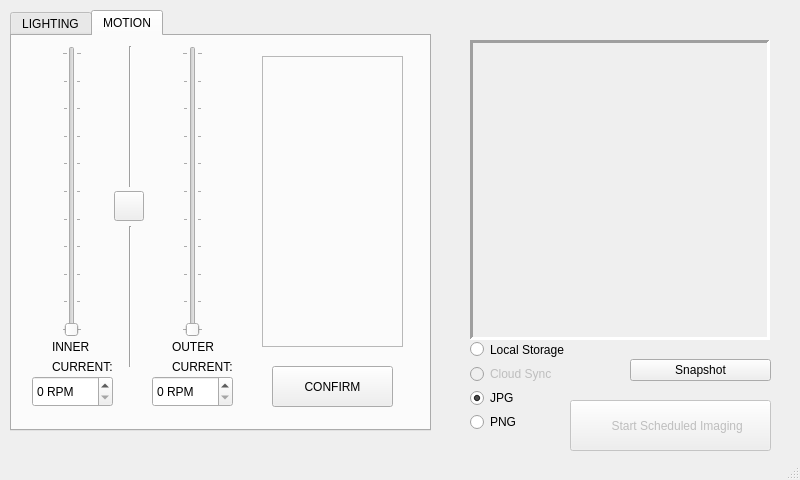
First picture: the form in _ui/Clinostat.ui, repository CoSE-Jerry/3D-Clinostat, before the edit.
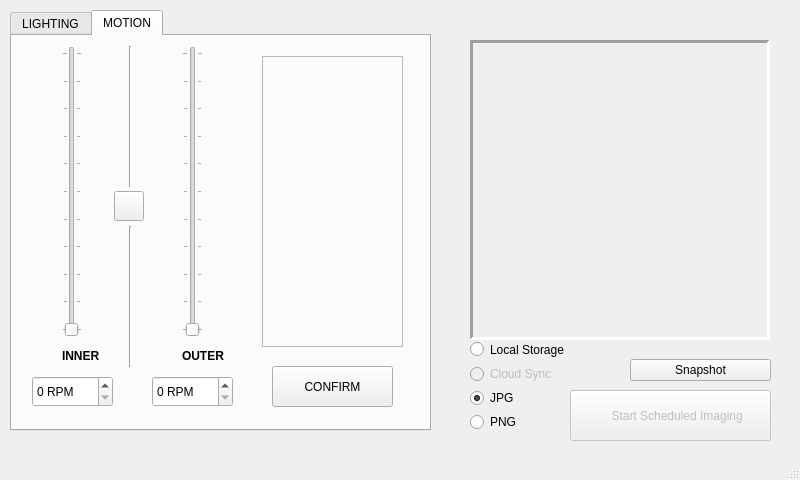
Second picture: the form after the edit. The open tabs and pages were chosen to show the change. Icons and pictures are not drawn.

```diff
--- a/_ui/Clinostat.ui
+++ b/_ui/Clinostat.ui
@@ -482,32 +482,6 @@
        <string>CONFIRM</string>
       </property>
      </widget>
-     <widget class="QLabel" name="inner_label">
-      <property name="geometry">
-       <rect>
-        <x>40</x>
-        <y>320</y>
-        <width>71</width>
-        <height>21</height>
-       </rect>
-      </property>
-      <property name="text">
-       <string>CURRENT:</string>
-      </property>
-     </widget>
-     <widget class="QLabel" name="outer_label">
-      <property name="geometry">
-       <rect>
-        <x>160</x>
-        <y>320</y>
-        <width>81</width>
-        <height>21</height>
-       </rect>
-      </property>
-      <property name="text">
-       <string>CURRENT:</string>
-      </property>
-     </widget>
      <widget class="QSpinBox" name="spinBox">
       <property name="geometry">
        <rect>
@@ -537,27 +511,27 @@
      <widget class="QLabel" name="label_3">
       <property name="geometry">
        <rect>
-        <x>160</x>
-        <y>300</y>
+        <x>170</x>
+        <y>310</y>
         <width>71</width>
         <height>21</height>
        </rect>
       </property>
       <property name="text">
-       <string>OUTER</string>
+       <string>&lt;html&gt;&lt;head/&gt;&lt;body&gt;&lt;p&gt;&lt;span style=&quot; font-weight:600;&quot;&gt;OUTER&lt;/span&gt;&lt;/p&gt;&lt;/body&gt;&lt;/html&gt;</string>
       </property>
      </widget>
      <widget class="QLabel" name="label_4">
       <property name="geometry">
        <rect>
-        <x>40</x>
-        <y>300</y>
+        <x>50</x>
+        <y>310</y>
         <width>71</width>
         <height>21</height>
        </rect>
       </property>
       <property name="text">
-       <string>INNER</string>
+       <string>&lt;html&gt;&lt;head/&gt;&lt;body&gt;&lt;p&gt;&lt;span style=&quot; font-weight:600;&quot;&gt;INNER&lt;/span&gt;&lt;/p&gt;&lt;/body&gt;&lt;/html&gt;</string>
       </property>
      </widget>
      <widget class="Line" name="line">
@@ -683,7 +657,7 @@
     <property name="geometry">
      <rect>
       <x>570</x>
-      <y>400</y>
+      <y>390</y>
       <width>201</width>
       <height>51</height>
      </rect>
```
Left out of the diff: 10 changed lines with no effect on the pictures.
